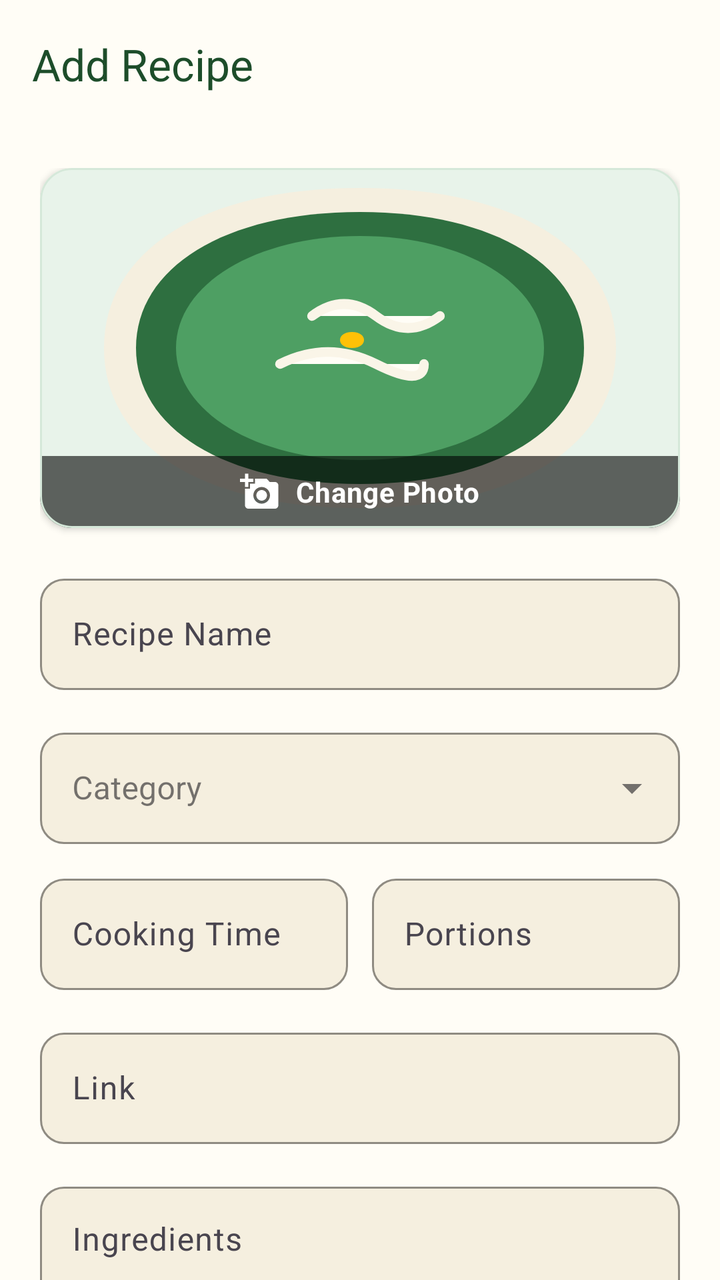
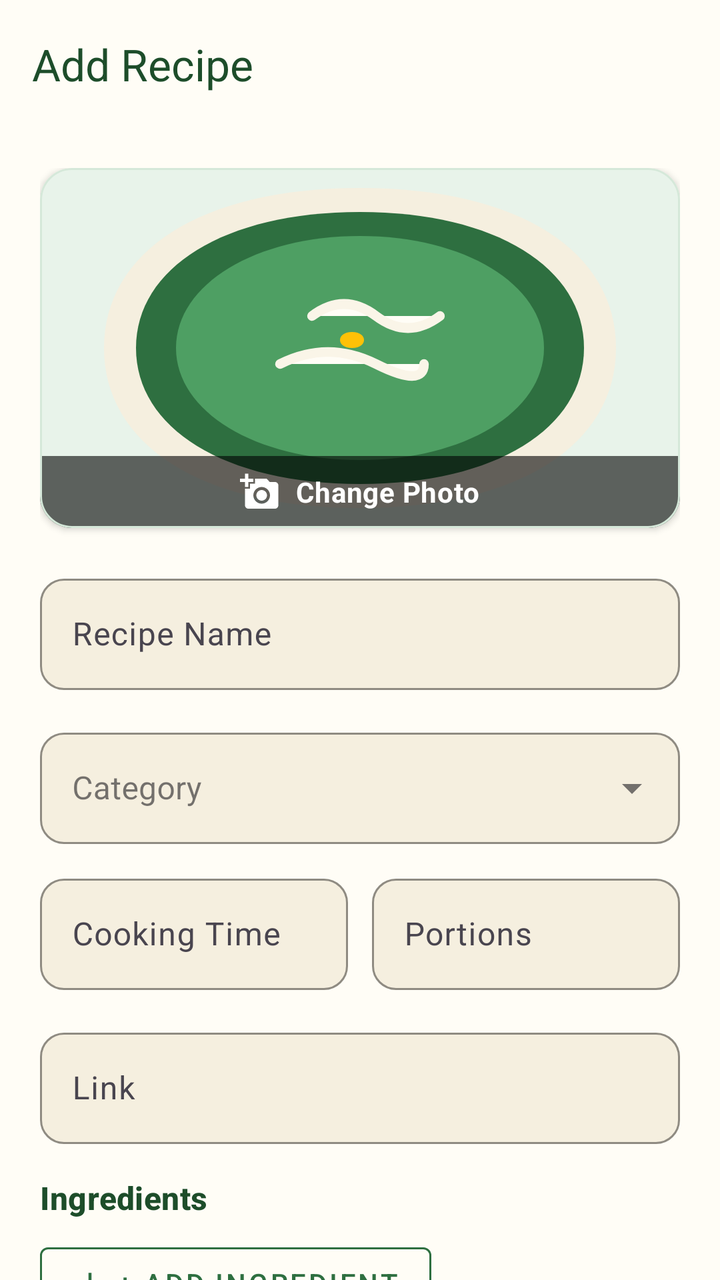

An Android layout rendered at two revisions. The XML below is the earlier revision; the diff shows what the commit changed to produce the second picture.
<!-- AndroidManifest.xml: application theme Theme.RemsyMes -->
<!-- res/layout/fragment_add_recipe.xml -->
<?xml version="1.0" encoding="utf-8"?>
<androidx.coordinatorlayout.widget.CoordinatorLayout xmlns:android="http://schemas.android.com/apk/res/android"
    xmlns:app="http://schemas.android.com/apk/res-auto"
    xmlns:tools="http://schemas.android.com/tools"
    android:layout_width="match_parent"
    android:layout_height="match_parent"
    android:background="@color/creme_background"
    tools:context=".AddRecipeFragment">

    <com.google.android.material.appbar.AppBarLayout
        android:id="@+id/appbar"
        android:layout_width="match_parent"
        android:layout_height="wrap_content"
        android:background="@color/creme_background"
        app:elevation="0dp">

        <com.google.android.material.appbar.MaterialToolbar
            android:id="@+id/toolbar"
            android:layout_width="match_parent"
            android:layout_height="?attr/actionBarSize"
            android:background="@color/creme_background"
            app:title="@string/add_recipe_title"
            app:titleTextColor="@color/green_primary_dark" />

    </com.google.android.material.appbar.AppBarLayout>

    <androidx.core.widget.NestedScrollView
        android:layout_width="match_parent"
        android:layout_height="match_parent"
        app:layout_behavior="@string/appbar_scrolling_view_behavior">

        <LinearLayout
            android:layout_width="match_parent"
            android:layout_height="wrap_content"
            android:orientation="vertical"
            android:padding="20dp">

            
            <com.google.android.material.card.MaterialCardView
                android:id="@+id/card_photo_picker"
                android:layout_width="match_parent"
                android:layout_height="180dp"
                android:layout_marginBottom="20dp"
                android:clickable="true"
                android:focusable="true"
                app:cardBackgroundColor="@color/creme_card"
                app:cardCornerRadius="16dp"
                app:cardElevation="2dp"
                app:strokeColor="@color/green_tint"
                app:strokeWidth="1dp">

                <androidx.constraintlayout.widget.ConstraintLayout
                    android:layout_width="match_parent"
                    android:layout_height="match_parent">

                    <ImageView
                        android:id="@+id/iv_recipe_picture_preview"
                        android:layout_width="match_parent"
                        android:layout_height="match_parent"
                        android:contentDescription="@string/cd_recipe_photo"
                        android:scaleType="centerCrop"
                        android:src="@drawable/recipe_sample_image" />

                    
                    <LinearLayout
                        android:id="@+id/layout_change_picture_badge"
                        android:layout_width="match_parent"
                        android:layout_height="wrap_content"
                        android:background="#99000000"
                        android:gravity="center"
                        android:orientation="horizontal"
                        android:paddingTop="8dp"
                        android:paddingBottom="8dp"
                        app:layout_constraintBottom_toBottomOf="parent">

                        <ImageView
                            android:layout_width="20dp"
                            android:layout_height="20dp"
                            android:contentDescription="@string/add_photo"
                            android:src="@drawable/ic_add_a_photo"
                            app:tint="@color/white" />

                        <TextView
                            android:id="@+id/tv_add_picture_prompt"
                            android:layout_width="wrap_content"
                            android:layout_height="wrap_content"
                            android:layout_marginStart="8dp"
                            android:text="@string/change_photo"
                            android:textAppearance="?attr/textAppearanceBodyMedium"
                            android:textColor="@color/white"
                            android:textStyle="bold" />

                    </LinearLayout>

                </androidx.constraintlayout.widget.ConstraintLayout>

            </com.google.android.material.card.MaterialCardView>

            
            <com.google.android.material.textfield.TextInputLayout
                android:layout_width="match_parent"
                android:layout_height="wrap_content"
                android:layout_marginBottom="16dp"
                android:hint="@string/label_recipe_name"
                app:boxBackgroundColor="@color/creme_card"
                app:boxCornerRadiusBottomEnd="12dp"
                app:boxCornerRadiusBottomStart="12dp"
                app:boxCornerRadiusTopEnd="12dp"
                app:boxCornerRadiusTopStart="12dp"
                app:boxStrokeColor="@color/green_primary"
                app:hintTextColor="@color/green_primary">

                <com.google.android.material.textfield.TextInputEditText
                    android:id="@+id/et_recipe_name"
                    android:layout_width="match_parent"
                    android:layout_height="wrap_content"
                    android:inputType="textCapWords"
                    android:textColor="@color/text_dark" />
            </com.google.android.material.textfield.TextInputLayout>

            
            <com.google.android.material.textfield.TextInputLayout
                android:id="@+id/til_category"
                style="@style/Widget.MaterialComponents.TextInputLayout.OutlinedBox.ExposedDropdownMenu"
                android:layout_width="match_parent"
                android:layout_height="wrap_content"
                android:layout_marginBottom="12dp"
                android:hint="@string/label_category"
                app:boxBackgroundColor="@color/creme_card"
                app:boxCornerRadiusBottomEnd="12dp"
                app:boxCornerRadiusBottomStart="12dp"
                app:boxCornerRadiusTopEnd="12dp"
                app:boxCornerRadiusTopStart="12dp"
                app:boxStrokeColor="@color/green_primary"
                app:hintTextColor="@color/green_primary">

                <com.google.android.material.textfield.MaterialAutoCompleteTextView
                    android:id="@+id/actv_category"
                    android:layout_width="match_parent"
                    android:layout_height="wrap_content"
                    android:inputType="none"
                    android:textColor="@color/text_dark" />
            </com.google.android.material.textfield.TextInputLayout>

            
            <com.google.android.material.textfield.TextInputLayout
                android:id="@+id/til_new_category"
                android:layout_width="match_parent"
                android:layout_height="wrap_content"
                android:layout_marginBottom="16dp"
                android:hint="@string/label_new_category"
                android:visibility="gone"
                app:boxBackgroundColor="@color/creme_card"
                app:boxCornerRadiusBottomEnd="12dp"
                app:boxCornerRadiusBottomStart="12dp"
                app:boxCornerRadiusTopEnd="12dp"
                app:boxCornerRadiusTopStart="12dp"
                app:boxStrokeColor="@color/green_primary"
                app:hintTextColor="@color/green_primary">

                <com.google.android.material.textfield.TextInputEditText
                    android:id="@+id/et_new_category"
                    android:layout_width="match_parent"
                    android:layout_height="wrap_content"
                    android:inputType="textCapWords"
                    android:textColor="@color/text_dark" />
            </com.google.android.material.textfield.TextInputLayout>

            
            <LinearLayout
                android:layout_width="match_parent"
                android:layout_height="wrap_content"
                android:layout_marginBottom="16dp"
                android:baselineAligned="false"
                android:orientation="horizontal">

                <com.google.android.material.textfield.TextInputLayout
                    android:layout_width="0dp"
                    android:layout_height="wrap_content"
                    android:layout_marginEnd="6dp"
                    android:layout_weight="1"
                    android:hint="@string/label_prep_time"
                    app:boxBackgroundColor="@color/creme_card"
                    app:boxCornerRadiusBottomEnd="12dp"
                    app:boxCornerRadiusBottomStart="12dp"
                    app:boxCornerRadiusTopEnd="12dp"
                    app:boxCornerRadiusTopStart="12dp"
                    app:boxStrokeColor="@color/green_primary"
                    app:hintTextColor="@color/green_primary">

                    <com.google.android.material.textfield.TextInputEditText
                        android:id="@+id/et_prep_time"
                        android:layout_width="match_parent"
                        android:layout_height="wrap_content"
                        android:inputType="text"
                        android:textColor="@color/text_dark" />
                </com.google.android.material.textfield.TextInputLayout>

                <com.google.android.material.textfield.TextInputLayout
                    android:layout_width="0dp"
                    android:layout_height="wrap_content"
                    android:layout_marginStart="6dp"
                    android:layout_weight="1"
                    android:hint="@string/label_portions"
                    app:boxBackgroundColor="@color/creme_card"
                    app:boxCornerRadiusBottomEnd="12dp"
                    app:boxCornerRadiusBottomStart="12dp"
                    app:boxCornerRadiusTopEnd="12dp"
                    app:boxCornerRadiusTopStart="12dp"
                    app:boxStrokeColor="@color/green_primary"
                    app:hintTextColor="@color/green_primary">

                    <com.google.android.material.textfield.TextInputEditText
                        android:id="@+id/et_portions"
                        android:layout_width="match_parent"
                        android:layout_height="wrap_content"
                        android:inputType="text"
                        android:textColor="@color/text_dark" />
                </com.google.android.material.textfield.TextInputLayout>

            </LinearLayout>

            
            <com.google.android.material.textfield.TextInputLayout
                android:layout_width="match_parent"
                android:layout_height="wrap_content"
                android:layout_marginBottom="16dp"
                android:hint="@string/label_source_link"
                app:boxBackgroundColor="@color/creme_card"
                app:boxCornerRadiusBottomEnd="12dp"
                app:boxCornerRadiusBottomStart="12dp"
                app:boxCornerRadiusTopEnd="12dp"
                app:boxCornerRadiusTopStart="12dp"
                app:boxStrokeColor="@color/green_primary"
                app:hintTextColor="@color/green_primary">

                <com.google.android.material.textfield.TextInputEditText
                    android:id="@+id/et_source_link"
                    android:layout_width="match_parent"
                    android:layout_height="wrap_content"
                    android:inputType="textUri"
                    android:textColor="@color/text_dark" />
            </com.google.android.material.textfield.TextInputLayout>

            
            <com.google.android.material.textfield.TextInputLayout
                android:layout_width="match_parent"
                android:layout_height="wrap_content"
                android:layout_marginBottom="16dp"
                android:hint="@string/label_ingredients"
                app:boxBackgroundColor="@color/creme_card"
                app:boxCornerRadiusBottomEnd="12dp"
                app:boxCornerRadiusBottomStart="12dp"
                app:boxCornerRadiusTopEnd="12dp"
                app:boxCornerRadiusTopStart="12dp"
                app:boxStrokeColor="@color/green_primary"
                app:hintTextColor="@color/green_primary">

                <com.google.android.material.textfield.TextInputEditText
                    android:id="@+id/et_ingredients"
                    android:layout_width="match_parent"
                    android:layout_height="wrap_content"
                    android:gravity="top"
                    android:inputType="textMultiLine"
                    android:lines="4"
                    android:textColor="@color/text_dark" />
            </com.google.android.material.textfield.TextInputLayout>

            
            <com.google.android.material.textfield.TextInputLayout
                android:layout_width="match_parent"
                android:layout_height="wrap_content"
                android:layout_marginBottom="16dp"
                android:hint="@string/label_instructions"
                app:boxBackgroundColor="@color/creme_card"
                app:boxCornerRadiusBottomEnd="12dp"
                app:boxCornerRadiusBottomStart="12dp"
                app:boxCornerRadiusTopEnd="12dp"
                app:boxCornerRadiusTopStart="12dp"
                app:boxStrokeColor="@color/green_primary"
                app:hintTextColor="@color/green_primary">

                <com.google.android.material.textfield.TextInputEditText
                    android:id="@+id/et_instructions"
                    android:layout_width="match_parent"
                    android:layout_height="wrap_content"
                    android:gravity="top"
                    android:inputType="textMultiLine"
                    android:lines="5"
                    android:textColor="@color/text_dark" />
            </com.google.android.material.textfield.TextInputLayout>

            
            <com.google.android.material.textfield.TextInputLayout
                android:layout_width="match_parent"
                android:layout_height="wrap_content"
                android:layout_marginBottom="24dp"
                android:hint="@string/label_scraped_text"
                app:boxBackgroundColor="@color/creme_card"
                app:boxCornerRadiusBottomEnd="12dp"
                app:boxCornerRadiusBottomStart="12dp"
                app:boxCornerRadiusTopEnd="12dp"
                app:boxCornerRadiusTopStart="12dp"
                app:boxStrokeColor="@color/green_primary"
                app:hintTextColor="@color/green_primary">

                <com.google.android.material.textfield.TextInputEditText
                    android:id="@+id/et_scraped_text"
                    android:layout_width="match_parent"
                    android:layout_height="wrap_content"
                    android:gravity="top"
                    android:inputType="textMultiLine"
                    android:lines="4"
                    android:textColor="@color/text_dark" />
            </com.google.android.material.textfield.TextInputLayout>

            
            <com.google.android.material.button.MaterialButton
                android:id="@+id/btn_save_recipe"
                android:layout_width="match_parent"
                android:layout_height="56dp"
                android:text="@string/btn_save_recipe"
                android:textSize="16sp"
                app:backgroundTint="@color/green_primary"
                app:cornerRadius="14dp" />

        </LinearLayout>

    </androidx.core.widget.NestedScrollView>

</androidx.coordinatorlayout.widget.CoordinatorLayout>
<!-- resources referenced by this layout -->
<resources>
  <color name="creme_background">#FFFDF6</color>
  <color name="creme_card">#F5EFDF</color>
  <color name="green_primary">#2E6F40</color>
  <color name="green_primary_dark">#1D4D2A</color>
  <color name="green_tint">#D5E8D9</color>
  <color name="text_dark">#242B26</color>
  <color name="white">#FFFFFFFF</color>
  <!-- drawable ic_add_a_photo (drawable) -->
  <vector xmlns:android="http://schemas.android.com/apk/res/android"
      android:width="24dp"
      android:height="24dp"
      android:viewportWidth="24"
      android:viewportHeight="24">
    <path
        android:fillColor="#FFFFFFFF"
        android:pathData="M3,4V1h2v3h3v2H5v3H3V6H0V4h3zm3,6V7h3V4h7l1.83,2H21c1.1,0 2,0.9 2,2v12c0,1.1 -0.9,2 -2,2H5c-1.1,0 -2,-0.9 -2,-2V10h3zm7,9c2.76,0 5,-2.24 5,-5s-2.24,-5 -5,-5 -5,2.24 -5,5 2.24,5 5,5zm0,-1.8c-1.77,0 -3.2,-1.43 -3.2,-3.2s1.43,-3.2 3.2,-3.2 3.2,1.43 3.2,3.2 -1.43,3.2 -3.2,3.2z"/>
  </vector>
  <string name="add_photo">Tap to Add Photo</string>
  <string name="add_recipe_title">Add Recipe</string>
  <string name="btn_save_recipe">Save Recipe</string>
  <string name="cd_recipe_photo">Recipe Photo Preview</string>
  <string name="change_photo">Change Photo</string>
  <string name="label_category">Category</string>
  <string name="label_ingredients">Ingredients</string>
  <string name="label_instructions">Instructions</string>
  <string name="label_new_category">New Category Name</string>
  <string name="label_portions">Portions</string>
  <string name="label_prep_time">Cooking Time</string>
  <string name="label_recipe_name">Recipe Name</string>
  <string name="label_scraped_text">Text</string>
  <string name="label_source_link">Link</string>
  <style name="Theme.RemsyMes" parent="Base.Theme.RemsyMes" />
  <style name="Base.Theme.RemsyMes" parent="Theme.Material3.DayNight.NoActionBar">
          <item name="colorPrimary">@color/green_primary</item>
          <item name="colorOnPrimary">@color/white</item>
          <item name="colorPrimaryContainer">@color/green_light</item>
          <item name="colorOnPrimaryContainer">@color/green_primary_dark</item>
          <item name="android:windowBackground">@color/creme_background</item>
      </style>
  <color name="green_light">#E8F3EA</color>
  <!-- unchanged entries left out for length: 1 -->
</resources>

<!-- the commit's change to res/layout/fragment_add_recipe.xml (unified diff, before → after) -->
@@ -243,52 +243,66 @@
             </com.google.android.material.textfield.TextInputLayout>
 
             
-            <com.google.android.material.textfield.TextInputLayout
-                android:layout_width="match_parent"
-                android:layout_height="wrap_content"
-                android:layout_marginBottom="16dp"
-                android:hint="@string/label_ingredients"
-                app:boxBackgroundColor="@color/creme_card"
-                app:boxCornerRadiusBottomEnd="12dp"
-                app:boxCornerRadiusBottomStart="12dp"
-                app:boxCornerRadiusTopEnd="12dp"
-                app:boxCornerRadiusTopStart="12dp"
-                app:boxStrokeColor="@color/green_primary"
-                app:hintTextColor="@color/green_primary">
-
-                <com.google.android.material.textfield.TextInputEditText
-                    android:id="@+id/et_ingredients"
-                    android:layout_width="match_parent"
-                    android:layout_height="wrap_content"
-                    android:gravity="top"
-                    android:inputType="textMultiLine"
-                    android:lines="4"
-                    android:textColor="@color/text_dark" />
-            </com.google.android.material.textfield.TextInputLayout>
-
-            
-            <com.google.android.material.textfield.TextInputLayout
-                android:layout_width="match_parent"
-                android:layout_height="wrap_content"
-                android:layout_marginBottom="16dp"
-                android:hint="@string/label_instructions"
-                app:boxBackgroundColor="@color/creme_card"
-                app:boxCornerRadiusBottomEnd="12dp"
-                app:boxCornerRadiusBottomStart="12dp"
-                app:boxCornerRadiusTopEnd="12dp"
-                app:boxCornerRadiusTopStart="12dp"
-                app:boxStrokeColor="@color/green_primary"
-                app:hintTextColor="@color/green_primary">
-
-                <com.google.android.material.textfield.TextInputEditText
-                    android:id="@+id/et_instructions"
-                    android:layout_width="match_parent"
-                    android:layout_height="wrap_content"
-                    android:gravity="top"
-                    android:inputType="textMultiLine"
-                    android:lines="5"
-                    android:textColor="@color/text_dark" />
-            </com.google.android.material.textfield.TextInputLayout>
+            <TextView
+                android:id="@+id/tv_label_ingredients"
+                android:layout_width="match_parent"
+                android:layout_height="wrap_content"
+                android:layout_marginBottom="8dp"
+                android:text="@string/label_ingredients"
+                android:textAppearance="?attr/textAppearanceTitleMedium"
+                android:textColor="@color/green_primary_dark"
+                android:textStyle="bold" />
+
+            
+            <LinearLayout
+                android:id="@+id/layout_ingredients_container"
+                android:layout_width="match_parent"
+                android:layout_height="wrap_content"
+                android:orientation="vertical" />
+
+            
+            <com.google.android.material.button.MaterialButton
+                android:id="@+id/btn_add_ingredient_field"
+                style="@style/Widget.MaterialComponents.Button.OutlinedButton"
+                android:layout_width="wrap_content"
+                android:layout_height="wrap_content"
+                android:layout_marginBottom="16dp"
+                android:text="@string/btn_add_ingredient"
+                android:textColor="@color/green_primary"
+                app:icon="@drawable/ic_add"
+                app:iconTint="@color/green_primary"
+                app:strokeColor="@color/green_primary" />
+
+            
+            <TextView
+                android:id="@+id/tv_label_instructions"
+                android:layout_width="match_parent"
+                android:layout_height="wrap_content"
+                android:layout_marginBottom="8dp"
+                android:text="@string/label_instructions"
+                android:textAppearance="?attr/textAppearanceTitleMedium"
+                android:textColor="@color/green_primary_dark"
+                android:textStyle="bold" />
+
+            
+            <LinearLayout
+                android:id="@+id/layout_instructions_container"
+                android:layout_width="match_parent"
+                android:layout_height="wrap_content"
+                android:orientation="vertical" />
+
+            
+            <com.google.android.material.button.MaterialButton
+                android:id="@+id/btn_add_step_field"
+                style="@style/Widget.MaterialComponents.Button.OutlinedButton"
+                android:layout_width="wrap_content"
+                android:layout_height="wrap_content"
+                android:layout_marginBottom="16dp"
+                android:text="@string/btn_add_step"
+                android:textColor="@color/green_primary"
+                app:icon="@drawable/ic_add"
+                app:iconTint="@color/green_primary"
+                app:strokeColor="@color/green_primary" />
 
             
             <com.google.android.material.textfield.TextInputLayout
<!-- resource entries referenced after the edit -->
@@ -7,6 +7,16 @@
   <color name="green_tint">#D5E8D9</color>
   <color name="text_dark">#242B26</color>
   <color name="white">#FFFFFFFF</color>
+  <!-- drawable ic_add (drawable) -->
+  <vector xmlns:android="http://schemas.android.com/apk/res/android"
+      android:width="24dp"
+      android:height="24dp"
+      android:viewportWidth="24"
+      android:viewportHeight="24">
+    <path
+        android:fillColor="#FFFFFFFF"
+        android:pathData="M19,13h-6v6h-2v-6H5v-2h6V5h2v6h6v2z"/>
+  </vector>
   <!-- drawable ic_add_a_photo (drawable) -->
   <vector xmlns:android="http://schemas.android.com/apk/res/android"
       android:width="24dp"
@@ -19,6 +29,8 @@
   </vector>
   <string name="add_photo">Tap to Add Photo</string>
   <string name="add_recipe_title">Add Recipe</string>
+  <string name="btn_add_ingredient">+ Add Ingredient</string>
+  <string name="btn_add_step">+ Add Step</string>
   <string name="btn_save_recipe">Save Recipe</string>
   <string name="cd_recipe_photo">Recipe Photo Preview</string>
   <string name="change_photo">Change Photo</string>
